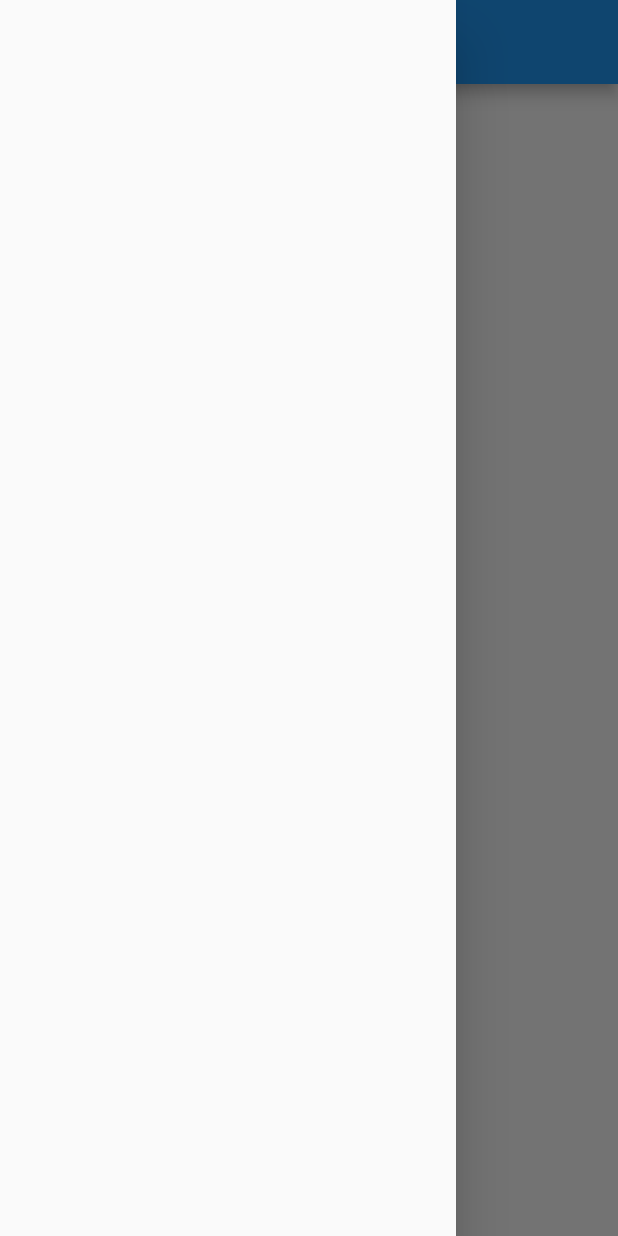
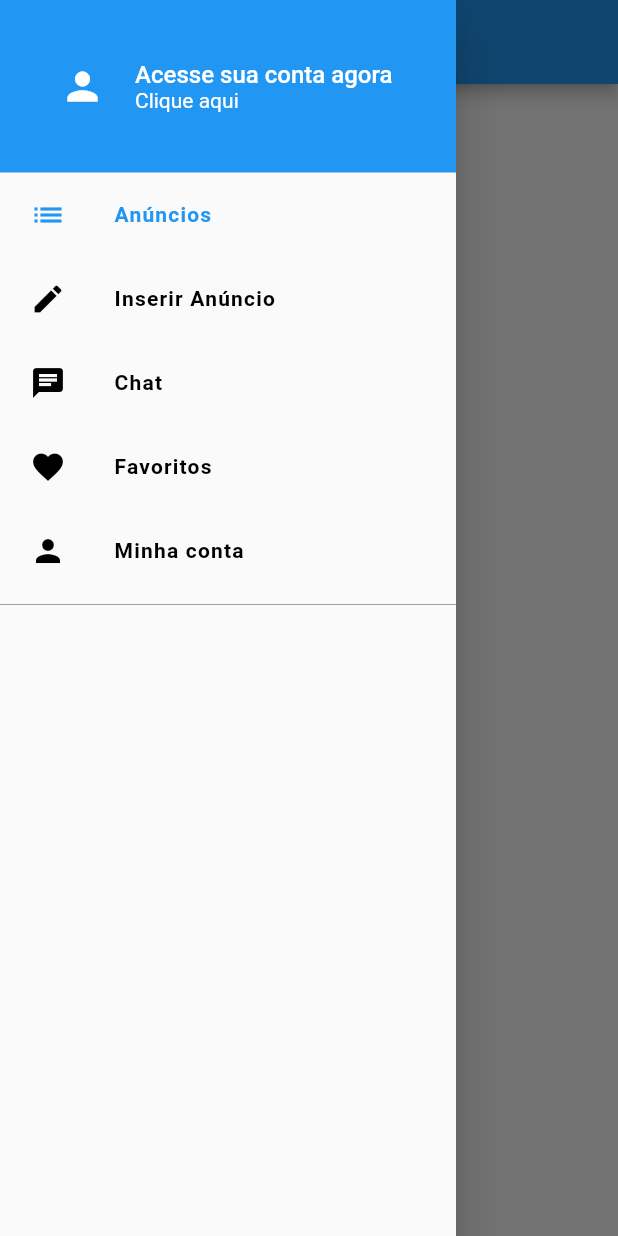
Before and after one commit to FilipeVeber/flutter-xlo-clone, a Flutter app: the screen it shows after launch, with the side drawer open, on a phone screen of 412 x 824 dp. Run offline on Flutter 3.47's test engine with Material 2 defaults, Android fonts, the phone set to English and light mode, and no system bars.

Commit message:
Drawer tiles

```diff
--- /dev/null
+++ b/lib/common/drawer/custom_drawer.dart
@@ -0,0 +1,21 @@
+import 'package:flutter/material.dart';
+import 'package:flutter_xlo_clone/common/drawer/widgets/custom_drawer_menu.dart';
+
+import 'widgets/custom_drawer_header.dart';
+
+class CustomDrawer extends StatelessWidget {
+  @override
+  Widget build(BuildContext context) {
+    return Drawer(
+      child: ListView(
+        children: <Widget>[
+          CustomDrawerHeader(),
+          CustomDrawerMenu(),
+          Divider(
+            color: Colors.grey[500],
+          )
+        ],
+      ),
+    );
+  }
+}
--- /dev/null
+++ b/lib/common/drawer/widgets/custom_drawer_header.dart
@@ -0,0 +1,50 @@
+import 'package:flutter/material.dart';
+
+class CustomDrawerHeader extends StatelessWidget {
+  @override
+  Widget build(BuildContext context) {
+    return Container(
+      height: 115,
+      padding: EdgeInsets.only(left: 40),
+      color: Colors.blue,
+      child: Row(
+        children: <Widget>[
+          Icon(
+            Icons.person,
+            color: Colors.white,
+            size: 30,
+          ),
+          const SizedBox(
+            width: 20,
+          ),
+          Expanded(
+            child: Column(
+              mainAxisAlignment: MainAxisAlignment.center,
+              crossAxisAlignment: CrossAxisAlignment.start,
+              children: <Widget>[
+                Text(
+                  "Acesse sua conta agora",
+                  style: TextStyle(
+                    color: Colors.white,
+                    fontSize: 16,
+                    fontWeight: FontWeight.w500,
+                  ),
+                  overflow: TextOverflow.clip,
+                ),
+                Text(
+                  "Clique aqui",
+                  style: TextStyle(
+                    color: Colors.white,
+                    fontSize: 14,
+                    fontWeight: FontWeight.w400,
+                  ),
+                  overflow: TextOverflow.clip,
+                ),
+              ],
+            ),
+          ),
+        ],
+      ),
+    );
+  }
+}
--- /dev/null
+++ b/lib/common/drawer/widgets/custom_drawer_menu.dart
@@ -0,0 +1,42 @@
+import 'package:flutter/material.dart';
+import 'package:flutter_xlo_clone/common/drawer/widgets/custom_drawer_menu_tile.dart';
+
+class CustomDrawerMenu extends StatelessWidget {
+  @override
+  Widget build(BuildContext context) {
+    return Column(
+      children: <Widget>[
+        CustomDrawerMenuTile(
+          label: "Anúncios",
+          icon: Icons.list,
+          isSelected: true,
+          onTap: () {},
+        ),
+        CustomDrawerMenuTile(
+          label: "Inserir Anúncio",
+          icon: Icons.edit,
+          isSelected: false,
+          onTap: () {},
+        ),
+        CustomDrawerMenuTile(
+          label: "Chat",
+          icon: Icons.chat,
+          isSelected: false,
+          onTap: () {},
+        ),
+        CustomDrawerMenuTile(
+          label: "Favoritos",
+          icon: Icons.favorite,
+          isSelected: false,
+          onTap: () {},
+        ),
+        CustomDrawerMenuTile(
+          label: "Minha conta",
+          icon: Icons.person,
+          isSelected: false,
+          onTap: () {},
+        ),
+      ],
+    );
+  }
+}
--- /dev/null
+++ b/lib/common/drawer/widgets/custom_drawer_menu_tile.dart
@@ -0,0 +1,35 @@
+import 'package:flutter/material.dart';
+
+class CustomDrawerMenuTile extends StatelessWidget {
+  final String label;
+  final IconData icon;
+  final bool isSelected;
+  final VoidCallback onTap;
+
+  const CustomDrawerMenuTile(
+      {this.label, this.icon, this.isSelected, this.onTap});
+
+  @override
+  Widget build(BuildContext context) {
+    return ListTile(
+      leading: Icon(
+        this.icon,
+        color: _getColor(),
+      ),
+      title: Text(
+        this.label,
+        style: TextStyle(
+          color: _getColor(),
+          fontWeight: FontWeight.w600,
+          letterSpacing: 0.8,
+        ),
+      ),
+      onTap: this.onTap,
+      contentPadding: const EdgeInsets.fromLTRB(20, 0, 10, 0),
+    );
+  }
+
+  Color _getColor() {
+    return this.isSelected ? Colors.blue : Colors.black;
+  }
+}
--- a/lib/screens/home/home_screen.dart
+++ b/lib/screens/home/home_screen.dart
@@ -1,4 +1,5 @@
 import 'package:flutter/material.dart';
+import 'package:flutter_xlo_clone/common/drawer/custom_drawer.dart';
 
 class HomeScreen extends StatefulWidget {
   @override
@@ -12,7 +13,7 @@ class _HomeScreenState extends State<HomeScreen> {
       appBar: AppBar(
         title: Text("XLO"),
       ),
-      drawer: Drawer(),
+      drawer: CustomDrawer(),
     );
   }
 }
```
